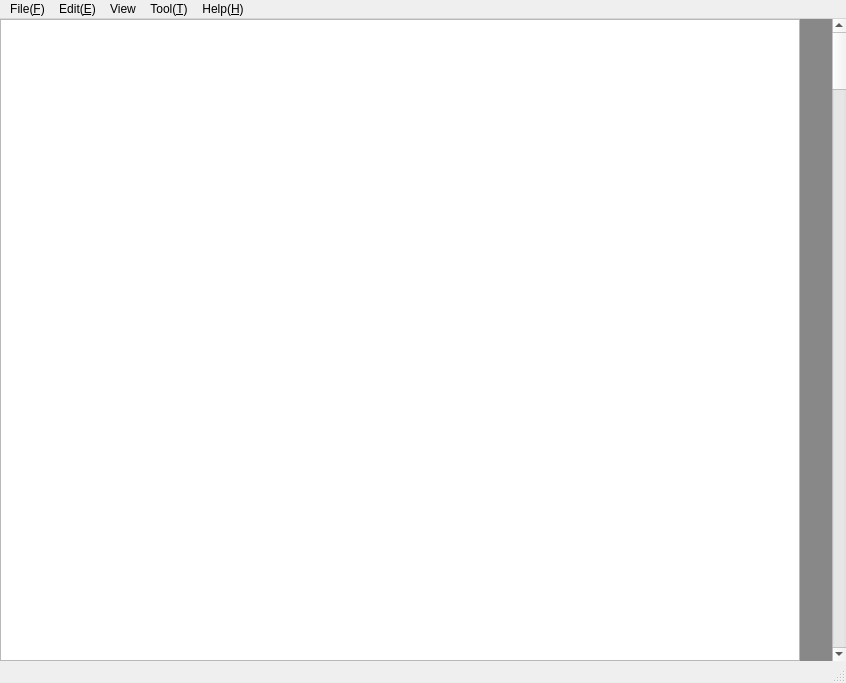
The window that app/CxWriter/mainwindow.ui (LCSyy/CxFW) describes before a commit, drawn with Qt 5.
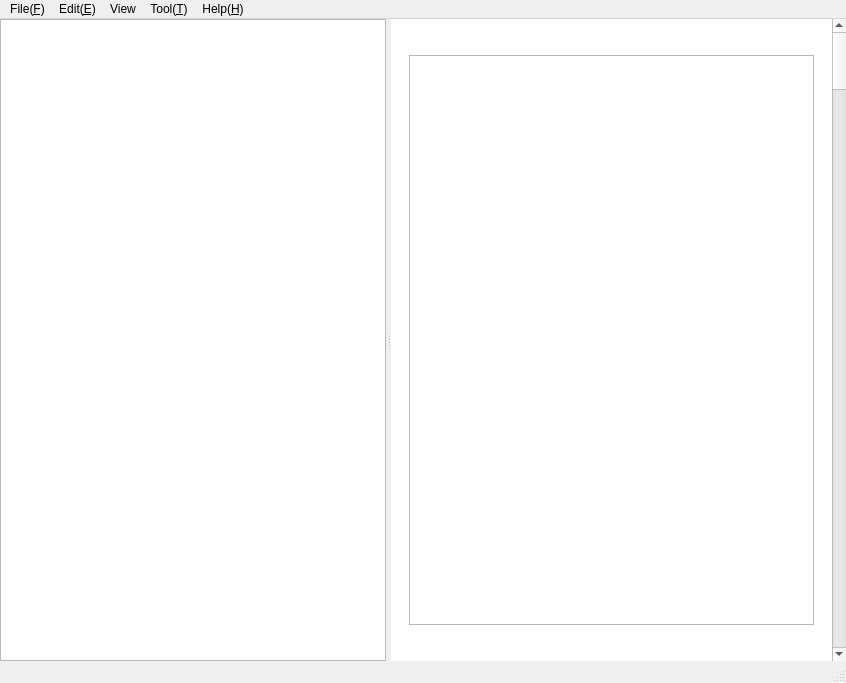
The same window after the commit. Custom widgets are drawn as their Qt base class.

Diff of the .ui file:
```diff
--- a/app/CxWriter/mainwindow.ui
+++ b/app/CxWriter/mainwindow.ui
@@ -14,19 +14,13 @@
    <string>MainWindow</string>
   </property>
   <property name="styleSheet">
-   <string notr="true">MainWindow,QWidget#centralWidget {
+   <string notr="true">QWidget#widget {
 	background: white;
 }
-
-QWidget#contentWidget {
-	background: #888;
-}
-
-QMarkdownTextEdit {
-	background: #f5f5f5;
-	border:white none 0
-}
-</string>
+QMarkdownTextEdit#markdownEdit {
+	background: white;
+	border: none 0 white;
+}</string>
   </property>
   <widget class="QWidget" name="centralWidget">
    <property name="styleSheet">
@@ -49,34 +43,54 @@
      <number>0</number>
     </property>
     <item>
+     <widget class="QSplitter" name="splitter">
+      <property name="orientation">
+       <enum>Qt::Horizontal</enum>
+      </property>
+      <property name="handleWidth">
+       <number>5</number>
+      </property>
+      <widget class="QListView" name="listView"/>
      <widget class="QWidget" name="contentWidget" native="true">
-      <layout class="QVBoxLayout" name="verticalLayout_2" stretch="0">
-       <property name="spacing">
-        <number>0</number>
+       <property name="maximumSize">
+        <size>
+         <width>16777215</width>
+         <height>16777215</height>
+        </size>
        </property>
-       <property name="sizeConstraint">
-        <enum>QLayout::SetMinimumSize</enum>
-       </property>
-       <property name="leftMargin">
-        <number>0</number>
-       </property>
-       <property name="topMargin">
-        <number>0</number>
-       </property>
-       <property name="rightMargin">
-        <number>0</number>
-       </property>
-       <property name="bottomMargin">
-        <number>0</number>
-       </property>
+       <layout class="QVBoxLayout" name="verticalLayout">
        <item>
-        <widget class="QMarkdownTextEdit" name="markdownEdit">
+         <widget class="QWidget" name="widget" native="true">
          <property name="maximumSize">
           <size>
            <width>800</width>
            <height>16777215</height>
           </size>
          </property>
+          <layout class="QVBoxLayout" name="verticalLayout_2">
+           <property name="spacing">
+            <number>0</number>
+           </property>
+           <property name="leftMargin">
+            <number>18</number>
+           </property>
+           <property name="topMargin">
+            <number>36</number>
+           </property>
+           <property name="rightMargin">
+            <number>18</number>
+           </property>
+           <property name="bottomMargin">
+            <number>36</number>
+           </property>
+           <item>
+            <widget class="QMarkdownTextEdit" name="markdownEdit">
+             <property name="maximumSize">
+              <size>
+               <width>16777215</width>
+               <height>16777215</height>
+              </size>
+             </property>
          <property name="font">
           <font>
            <pointsize>12</pointsize>
@@ -102,6 +116,10 @@
       </layout>
      </widget>
     </item>
+       </layout>
+      </widget>
+     </widget>
+    </item>
     <item>
      <widget class="QScrollBar" name="verticalScrollBar">
       <property name="orientation">
```
Left out of the diff: 28 changed lines with no effect on the pictures. Lines whose indentation alone changed are shown as unchanged.
